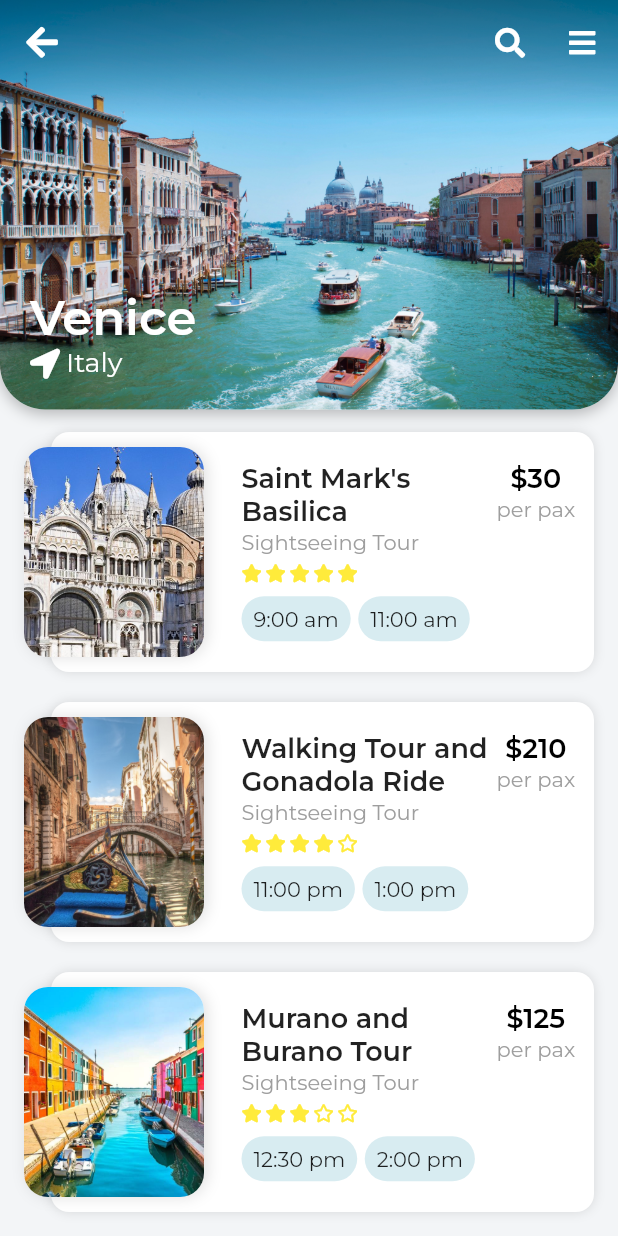
After one commit to dalalsunil1986/flutter-demo-travel-app, a Flutter app: the screen it shows after launch, after a tap on an icon or button, on a phone screen of 412 x 824 dp. The commit adds this screen. Run offline on Flutter 3.47's test engine with Material 2 defaults, Android fonts, the phone set to English and light mode, and no system bars; our stand-ins replace font_awesome_flutter, google_fonts.

Commit message:
finish impl

```diff
--- a/lib/models/destination_model.dart
+++ b/lib/models/destination_model.dart
@@ -19,7 +19,7 @@ class Destination {
 List<Activity> activities = [
   Activity(
     imageUrl: 'assets/images/stmarksbasilica.jpg',
-    name: 'St. Mark\'s Basilica',
+    name: 'Saint Mark\'s Basilica',
     type: 'Sightseeing Tour',
     startTimes: ['9:00 am', '11:00 am'],
     rating: 5,
--- /dev/null
+++ b/lib/screens/destination_detail_page.dart
@@ -0,0 +1,41 @@
+import 'package:flutter/material.dart';
+import 'package:font_awesome_flutter/font_awesome_flutter.dart';
+import 'package:travel_ui/models/destination_model.dart';
+import 'package:travel_ui/widgets/activity_card.dart';
+import 'package:travel_ui/widgets/detail_app_bar.dart';
+
+class DestinationDetailPage extends StatefulWidget {
+  DestinationDetailPage({Key key, this.destination}) : super(key: key);
+
+  final Destination destination;
+
+  @override
+  _DestinationDetailPageState createState() =>
+      _DestinationDetailPageState(this.destination);
+}
+
+class _DestinationDetailPageState extends State<DestinationDetailPage> {
+  final Destination destination;
+  _DestinationDetailPageState(this.destination);
+
+  @override
+  Widget build(BuildContext context) {
+    return Scaffold(
+      body: CustomScrollView(
+        slivers: [
+          DetailAppBar(
+            destination: this.destination,
+          ),
+          SliverList(
+            delegate: SliverChildBuilderDelegate(
+              (context, index) => ActivityCard(
+                activity: this.destination.activities[index],
+              ),
+              childCount: this.destination.activities.length,
+            ),
+          ),
+        ],
+      ),
+    );
+  }
+}
--- /dev/null
+++ b/lib/widgets/activity_card.dart
@@ -0,0 +1,179 @@
+import 'package:flutter/material.dart';
+import 'package:font_awesome_flutter/font_awesome_flutter.dart';
+import 'package:travel_ui/models/activity_model.dart';
+
+class ActivityCard extends StatefulWidget {
+  ActivityCard({Key key, this.activity}) : super(key: key);
+
+  final Activity activity;
+
+  @override
+  _ActivityCardState createState() => _ActivityCardState(this.activity);
+}
+
+class _ActivityCardState extends State<ActivityCard> {
+  final Activity activity;
+  _ActivityCardState(this.activity);
+
+  List<Widget> _renderRating() {
+    List<Widget> ratings = <Widget>[];
+    for (int i = 0; i < this.activity.rating; i++) {
+      ratings.add(Padding(
+        padding: const EdgeInsets.only(right: 4),
+        child: Icon(
+          FontAwesomeIcons.solidStar,
+          size: 12,
+          color: Colors.yellow,
+        ),
+      ));
+    }
+    for (int j = 0; j < 5 - this.activity.rating; j++) {
+      ratings.add(Padding(
+        padding: const EdgeInsets.only(right: 4),
+        child: Icon(
+          FontAwesomeIcons.star,
+          size: 12,
+          color: Colors.yellow,
+        ),
+      ));
+    }
+    return ratings;
+  }
+
+  @override
+  Widget build(BuildContext context) {
+    return Container(
+      height: 170,
+      margin: EdgeInsets.only(top: 10),
+      child: Stack(
+        alignment: Alignment.centerLeft,
+        children: [
+          Positioned(
+            right: 16,
+            child: Container(
+              height: 160,
+              width: MediaQuery.of(context).size.width - 50,
+              decoration: BoxDecoration(
+                borderRadius: BorderRadius.circular(12),
+                color: Colors.white,
+                boxShadow: [
+                  BoxShadow(
+                      blurRadius: 6,
+                      color: Colors.black12,
+                      offset: Offset(0, 0)),
+                ],
+              ),
+              child: Row(
+                mainAxisAlignment: MainAxisAlignment.spaceBetween,
+                children: [
+                  SizedBox(width: 100),
+                  Container(
+                    width: 235,
+                    child: Column(
+                      crossAxisAlignment: CrossAxisAlignment.start,
+                      mainAxisAlignment: MainAxisAlignment.center,
+                      children: [
+                        Row(
+                          crossAxisAlignment: CrossAxisAlignment.start,
+                          children: [
+                            Container(
+                              width: 170,
+                              child: Text(
+                                this.activity.name,
+                                style: TextStyle(
+                                    fontSize: 18, fontWeight: FontWeight.w600),
+                              ),
+                            ),
+                            Padding(
+                              padding: const EdgeInsets.only(right: 10),
+                              child: Column(
+                                children: [
+                                  Text(
+                                    '\$${this.activity.price}',
+                                    style: TextStyle(
+                                        color: Colors.black,
+                                        fontSize: 18,
+                                        fontWeight: FontWeight.w600),
+                                  ),
+                                  Text('per pax',
+                                      style: TextStyle(color: Colors.grey))
+                                ],
+                              ),
+                            ),
+                          ],
+                        ),
+                        Text(
+                          this.activity.type,
+                          style: TextStyle(color: Colors.grey),
+                        ),
+                        SizedBox(height: 6),
+                        Row(
+                          children: _renderRating(),
+                        ),
+                        SizedBox(height: 10),
+                        Row(
+                          children: [
+                            Container(
+                              height: 30,
+                              padding: EdgeInsets.only(left: 8, right: 8),
+                              margin: EdgeInsets.only(right: 5),
+                              decoration: BoxDecoration(
+                                  borderRadius: BorderRadius.circular(15),
+                                  color: Theme.of(context).accentColor),
+                              child: Column(
+                                mainAxisAlignment: MainAxisAlignment.center,
+                                children: [
+                                  Text(this.activity.startTimes[0]),
+                                ],
+                              ),
+                            ),
+                            Container(
+                              height: 30,
+                              padding: EdgeInsets.only(left: 8, right: 8),
+                              decoration: BoxDecoration(
+                                  borderRadius: BorderRadius.circular(15),
+                                  color: Theme.of(context).accentColor),
+                              child: Column(
+                                mainAxisAlignment: MainAxisAlignment.center,
+                                children: [
+                                  Text(this.activity.startTimes[1]),
+                                ],
+                              ),
+                            ),
+                          ],
+                        ),
+                      ],
+                    ),
+                  ),
+                ],
+              ),
+            ),
+          ),
+          Padding(
+            padding: EdgeInsets.only(left: 16),
+            child: Container(
+              decoration: BoxDecoration(
+                  borderRadius: BorderRadius.circular(16),
+                  color: Colors.white,
+                  boxShadow: [
+                    BoxShadow(
+                        blurRadius: 8,
+                        color: Colors.black12,
+                        offset: Offset(2, 0))
+                  ]),
+              child: ClipRRect(
+                borderRadius: BorderRadius.circular(16),
+                child: Image(
+                  width: 120,
+                  height: 140,
+                  fit: BoxFit.cover,
+                  image: AssetImage(this.activity.imageUrl),
+                ),
+              ),
+            ),
+          )
+        ],
+      ),
+    );
+  }
+}
--- a/lib/widgets/destination_card.dart
+++ b/lib/widgets/destination_card.dart
@@ -1,5 +1,6 @@
 import 'package:flutter/material.dart';
 import 'package:travel_ui/models/destination_model.dart';
+import 'package:travel_ui/screens/destination_detail_page.dart';
 
 class DestinationCard extends StatefulWidget {
   DestinationCard({Key key, this.destination}) : super(key: key);
@@ -15,7 +16,12 @@ class _DestinationCardState extends State<DestinationCard> {
   _DestinationCardState(this.destination);
 
   void _goToDestination() {
-    // Navigator.push(context).MaterialPageR
+    Navigator.push(
+        context,
+        MaterialPageRoute(
+            builder: (context) => DestinationDetailPage(
+                  destination: this.destination,
+                )));
   }
 
   @override
@@ -76,6 +82,8 @@ class _DestinationCardState extends State<DestinationCard> {
                         offset: Offset(0, 2),
                         blurRadius: 6)
                   ]),
+              child: Hero(
+                tag: this.destination.imageUrl,
                 child: ClipRRect(
                     borderRadius: BorderRadius.circular(20),
                     child: Image(
@@ -85,6 +93,7 @@ class _DestinationCardState extends State<DestinationCard> {
                       image: AssetImage(destination.imageUrl),
                     )),
               ),
+            ),
           ],
         ),
       ),
--- /dev/null
+++ b/lib/widgets/detail_app_bar.dart
@@ -0,0 +1,125 @@
+import 'package:flutter/material.dart';
+import 'package:font_awesome_flutter/font_awesome_flutter.dart';
+import 'package:travel_ui/models/destination_model.dart';
+
+class DetailAppBar extends StatefulWidget {
+  DetailAppBar({Key key, this.destination}) : super(key: key);
+
+  final Destination destination;
+
+  @override
+  _DetailAppBarState createState() => _DetailAppBarState(this.destination);
+}
+
+class _DetailAppBarState extends State<DetailAppBar> {
+  final Destination destination;
+  _DetailAppBarState(this.destination);
+
+  @override
+  Widget build(BuildContext context) {
+    return SliverAppBar(
+      flexibleSpace: Hero(
+        tag: this.destination.imageUrl,
+        child: Stack(
+          children: [
+            Container(
+              height: 300,
+              width: MediaQuery.of(context).size.width,
+              decoration: BoxDecoration(
+                  borderRadius: BorderRadius.circular(30),
+                  color: Colors.white,
+                  boxShadow: [
+                    BoxShadow(
+                        blurRadius: 8,
+                        color: Colors.black26,
+                        offset: Offset(0, 3))
+                  ]),
+              child: ClipRRect(
+                borderRadius: BorderRadius.only(
+                    bottomLeft: Radius.circular(30),
+                    bottomRight: Radius.circular(30)),
+                child: Image(
+                  image: AssetImage(destination.imageUrl),
+                  fit: BoxFit.cover,
+                ),
+              ),
+            ),
+            Align(
+              alignment: Alignment.topCenter,
+              child: Container(
+                height: 80,
+                width: double.infinity,
+                decoration: new BoxDecoration(
+                  gradient: new LinearGradient(
+                      colors: [
+                        Colors.black45,
+                        Colors.black26,
+                        Colors.transparent
+                      ],
+                      begin: FractionalOffset.topCenter,
+                      end: FractionalOffset.bottomCenter,
+                      tileMode: TileMode.repeated),
+                ),
+              ),
+            ),
+            Positioned(
+              bottom: 20,
+              left: 20,
+              child: Column(
+                crossAxisAlignment: CrossAxisAlignment.start,
+                children: [
+                  Text(
+                    this.destination.city,
+                    style: TextStyle(
+                        fontSize: 32,
+                        fontWeight: FontWeight.w600,
+                        color: Colors.white),
+                  ),
+                  Row(
+                    children: [
+                      Icon(
+                        FontAwesomeIcons.locationArrow,
+                        size: 20,
+                        color: Colors.white,
+                      ),
+                      SizedBox(
+                        width: 4,
+                      ),
+                      Text(
+                        this.destination.country,
+                        style: TextStyle(fontSize: 18, color: Colors.white),
+                      ),
+                    ],
+                  ),
+                ],
+              ),
+            ),
+          ],
+        ),
+      ),
+      floating: true,
+      leading: IconButton(
+          onPressed: () {
+            Navigator.pop(context);
+          },
+          icon: Icon(FontAwesomeIcons.arrowLeft)),
+      expandedHeight: 273,
+      backgroundColor: Theme.of(context).scaffoldBackgroundColor,
+      elevation: 0,
+      iconTheme: IconThemeData(color: Colors.white),
+      actions: [
+        IconButton(
+          onPressed: () {},
+          icon: Icon(
+            FontAwesomeIcons.search,
+            size: 20,
+          ),
+        ),
+        IconButton(
+          onPressed: () {},
+          icon: Icon(FontAwesomeIcons.bars, size: 20),
+        )
+      ],
+    );
+  }
+}
```
Also changed, not shown: pubspec.lock. Lines whose indentation alone changed are shown as unchanged.
